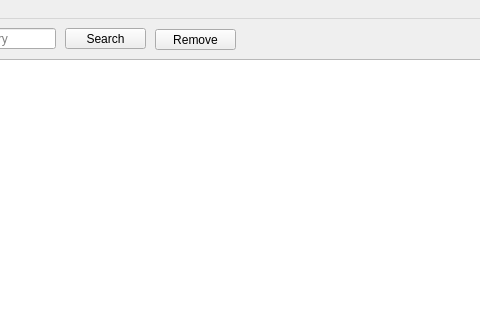
Above: ui/dictionary.ui from pystander/Word-Sea before the change; both pictures show x 105 to 585 and y 0 to 320 of the 800 by 601 pixel window. Below: the same form after it.
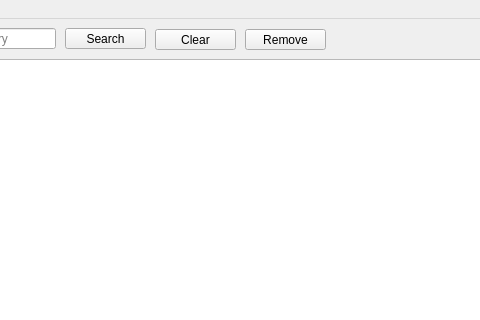
That is the form after the change.

Patch:
```diff
--- a/ui/dictionary.ui
+++ b/ui/dictionary.ui
@@ -78,7 +78,7 @@
      <bool>true</bool>
     </property>
    </widget>
-   <widget class="QPushButton" name="button_remove">
+   <widget class="QPushButton" name="button_clear">
     <property name="geometry">
      <rect>
       <x>260</x>
@@ -88,6 +88,25 @@
      </rect>
     </property>
     <property name="text">
+     <string>Clear</string>
+    </property>
+    <property name="autoDefault">
+     <bool>false</bool>
+    </property>
+    <property name="default">
+     <bool>false</bool>
+    </property>
+   </widget>
+   <widget class="QPushButton" name="button_remove">
+    <property name="geometry">
+     <rect>
+      <x>350</x>
+      <y>10</y>
+      <width>81</width>
+      <height>21</height>
+     </rect>
+    </property>
+    <property name="text">
      <string>Remove</string>
     </property>
     <property name="autoDefault">
```
Left out of the diff: 12 changed lines with no effect on the pictures.
